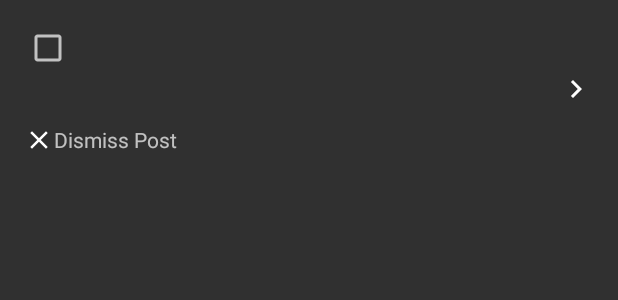
After one commit to endisisto/DevigetTest, an Android app: the layout item_post.xml on its own in the app's theme, with its tools: preview values and no code run, on a phone screen of 412 x 824 dp. The commit adds this screen. Shown: the top 300 px of the screen. Run offline under Robolectric (Android 15) with nearby library versions, the phone set to English and light mode, and no system bars.

Commit message:
add post adapter, and show received posts

```diff
--- a/app/build.gradle
+++ b/app/build.gradle
@@ -55,4 +55,7 @@ dependencies {
     implementation 'com.squareup.moshi:moshi:1.8.0'
     implementation "com.squareup.moshi:moshi-kotlin:1.8.0"
     kapt 'com.squareup.moshi:moshi-kotlin-codegen:1.8.0'
+
+    implementation 'com.github.bumptech.glide:glide:4.8.0'
+    kapt 'com.github.bumptech.glide:compiler:4.8.0'
 }
--- a/app/src/main/java/com/ezequieldisisto/devigettest/ui/adapter/dummy.kt
+++ /dev/null
@@ -1 +0,0 @@
-package com.ezequieldisisto.devigettest.ui.adapter
--- a/app/src/main/java/com/ezequieldisisto/devigettest/ui/adapter/viewholder/dummy.kt
+++ /dev/null
@@ -1 +0,0 @@
-package com.ezequieldisisto.devigettest.ui.adapter.viewholder
--- /dev/null
+++ b/app/src/main/res/drawable/ic_chevron_right.xml
@@ -0,0 +1,5 @@
+<vector android:height="24dp" android:tint="#FFFFFF"
+    android:viewportHeight="24.0" android:viewportWidth="24.0"
+    android:width="24dp" xmlns:android="http://schemas.android.com/apk/res/android">
+    <path android:fillColor="#FF000000" android:pathData="M10,6L8.59,7.41 13.17,12l-4.58,4.59L10,18l6,-6z"/>
+</vector>
--- /dev/null
+++ b/app/src/main/res/drawable/ic_clear.xml
@@ -0,0 +1,5 @@
+<vector android:height="20dp" android:tint="#FFFFFF"
+    android:viewportHeight="24.0" android:viewportWidth="24.0"
+    android:width="20dp" xmlns:android="http://schemas.android.com/apk/res/android">
+    <path android:fillColor="#FF000000" android:pathData="M19,6.41L17.59,5 12,10.59 6.41,5 5,6.41 10.59,12 5,17.59 6.41,19 12,13.41 17.59,19 19,17.59 13.41,12z"/>
+</vector>
--- /dev/null
+++ b/app/src/main/res/layout/item_post.xml
@@ -0,0 +1,83 @@
+<?xml version="1.0" encoding="utf-8"?>
+<androidx.constraintlayout.widget.ConstraintLayout xmlns:android="http://schemas.android.com/apk/res/android"
+    xmlns:app="http://schemas.android.com/apk/res-auto"
+    android:layout_width="match_parent"
+    android:layout_height="wrap_content"
+    android:padding="@dimen/medium_margin">
+
+    <CheckBox
+        android:id="@+id/readState"
+        android:layout_width="wrap_content"
+        android:layout_height="wrap_content"
+        app:layout_constraintStart_toStartOf="parent"
+        app:layout_constraintTop_toTopOf="parent" />
+
+    <TextView
+        android:id="@+id/author"
+        android:layout_width="0dp"
+        android:layout_height="wrap_content"
+        android:gravity="center"
+        app:layout_constraintEnd_toStartOf="@+id/postedTime"
+        app:layout_constraintStart_toEndOf="@+id/readState"
+        app:layout_constraintTop_toTopOf="parent" />
+
+    <TextView
+        android:id="@+id/postedTime"
+        android:layout_width="wrap_content"
+        android:layout_height="wrap_content"
+        app:layout_constraintEnd_toEndOf="parent"
+        app:layout_constraintTop_toTopOf="parent" />
+
+    <ImageView
+        android:id="@+id/thumbnail"
+        android:layout_width="120dp"
+        android:layout_height="wrap_content"
+        android:layout_marginEnd="@dimen/medium_margin"
+        app:layout_constraintEnd_toStartOf="@+id/title"
+        app:layout_constraintStart_toStartOf="parent"
+        app:layout_constraintTop_toBottomOf="@+id/readState" />
+
+    <TextView
+        android:id="@+id/title"
+        android:layout_width="0dp"
+        android:layout_height="wrap_content"
+        app:layout_constraintEnd_toStartOf="@+id/chevron"
+        app:layout_constraintStart_toEndOf="@+id/thumbnail"
+        app:layout_constraintTop_toTopOf="@+id/thumbnail" />
+
+    <ImageView
+        android:id="@+id/chevron"
+        android:layout_width="wrap_content"
+        android:layout_height="wrap_content"
+        android:src="@drawable/ic_chevron_right"
+        app:layout_constraintEnd_toEndOf="parent"
+        app:layout_constraintTop_toTopOf="parent"
+        app:layout_constraintBottom_toBottomOf="@id/comments"/>
+
+    <androidx.constraintlayout.widget.Barrier
+        android:id="@+id/barrier"
+        android:layout_width="wrap_content"
+        android:layout_height="wrap_content"
+        app:barrierDirection="bottom"
+        app:constraint_referenced_ids="title,thumbnail"/>
+
+    <TextView
+        android:id="@+id/btnDismiss"
+        android:layout_width="wrap_content"
+        android:layout_height="wrap_content"
+        android:drawableStart="@drawable/ic_clear"
+        android:text="@string/dismiss_post"
+        android:layout_marginTop="@dimen/medium_margin"
+        app:layout_constraintStart_toStartOf="parent"
+        app:layout_constraintTop_toBottomOf="@+id/barrier" />
+
+    <TextView
+        android:id="@+id/comments"
+        android:layout_width="0dp"
+        android:layout_height="wrap_content"
+        android:gravity="end"
+        app:layout_constraintEnd_toEndOf="parent"
+        app:layout_constraintStart_toEndOf="@+id/btnDismiss"
+        app:layout_constraintTop_toTopOf="@+id/btnDismiss" />
+
+</androidx.constraintlayout.widget.ConstraintLayout>
--- /dev/null
+++ b/app/src/main/res/values/dimens.xml
@@ -0,0 +1,4 @@
+<?xml version="1.0" encoding="utf-8"?>
+<resources>
+    <dimen name="medium_margin">16dp</dimen>
+</resources>
--- a/app/src/main/res/values/strings.xml
+++ b/app/src/main/res/values/strings.xml
@@ -1,3 +1,7 @@
 <resources>
     <string name="app_name">DevigetTest</string>
+
+    <string name="dismiss_post">Dismiss Post</string>
+    <string name="comments">Comments</string>
+
 </resources>
```
Also changed, not shown: app/src/main/java/com/ezequieldisisto/devigettest/ui/adapter/PostAdapter.kt (added, +45 -0 lines), app/src/main/java/com/ezequieldisisto/devigettest/ui/adapter/viewholder/PostViewHolder.kt (added, +17 -0 lines), app/src/main/java/com/ezequieldisisto/devigettest/ui/fragment/HomeFragment.kt (+9 -0 lines).
